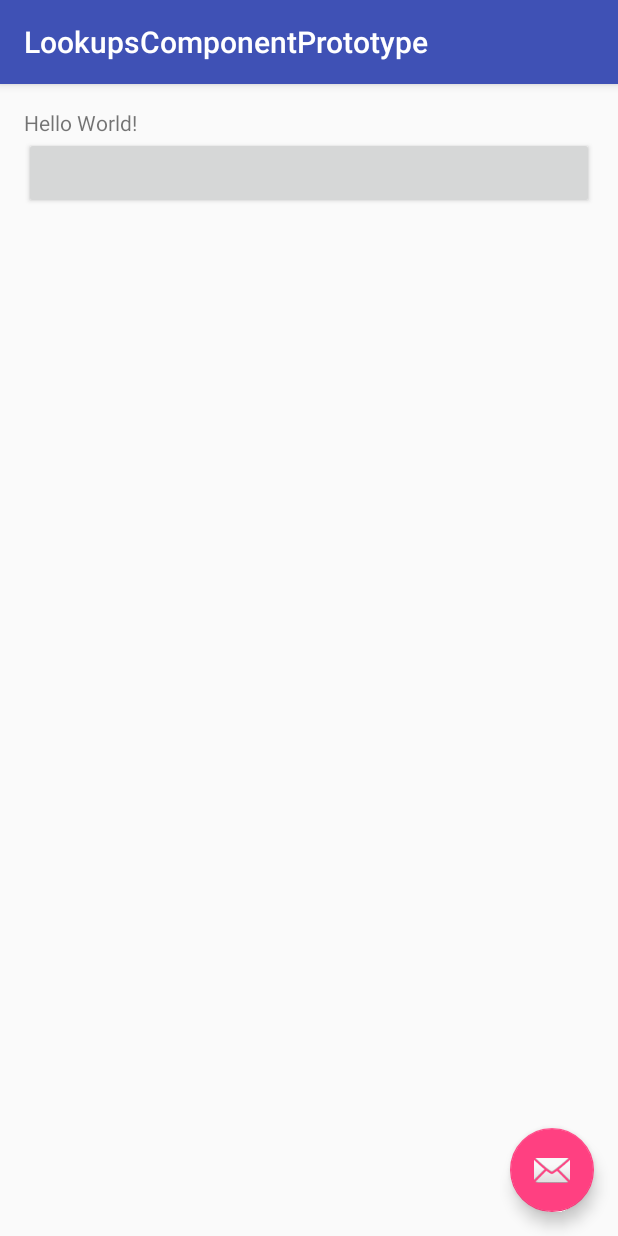
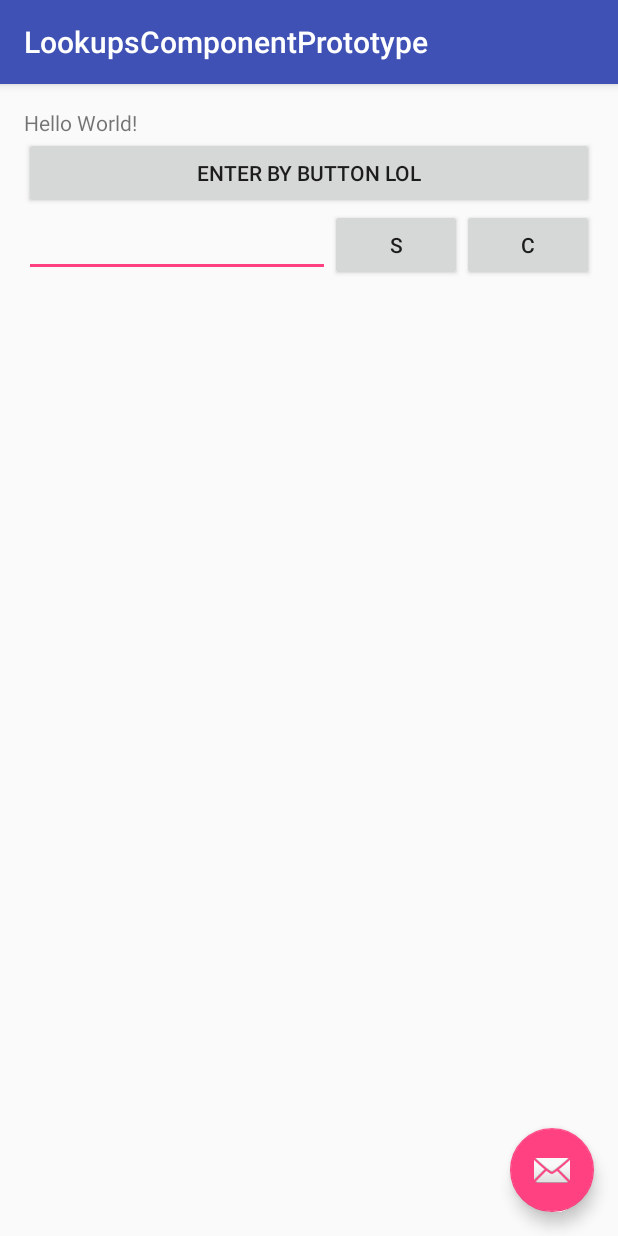
Before and after one commit to Aetherna/LookupsComponentPrototype, an Android app: the screen it shows after launch (MainActivity), on a phone screen of 412 x 824 dp. Run offline under Robolectric (Android 15) with nearby library versions, the phone set to English and light mode, and no system bars; our stand-ins replace ButterKnife; libraries missing offline, so code that uses them is left out: de.greenrobot.event, rx.android.schedulers, rx.functions; 1 statement that could not run was skipped.

Commit message:
Entry Component communication by EvenBus + validation

```diff
--- a/app/src/main/java/com/example/marta/lookupscomponentprototype/MainActivity.java
+++ b/app/src/main/java/com/example/marta/lookupscomponentprototype/MainActivity.java
@@ -4,8 +4,10 @@ import android.os.Bundle;
 import android.support.v7.app.AppCompatActivity;
 import android.support.v7.widget.Toolbar;
 import android.view.View;
+import android.view.ViewGroup;
 import android.widget.Button;
 
+import com.example.marta.lookupscomponentprototype.entrycomponent.location.LocationEntry;
 import com.example.marta.lookupscomponentprototype.mutientrycomponent.location.LocationLookupsComponent;
 import com.example.marta.lookupscomponentprototype.mutientrycomponent.location.LocationModel;
 
@@ -16,6 +18,7 @@ public class MainActivity extends AppCompatActivity {
     private Button addLookup;
 
     private LocationLookupsComponent lookupsComponent;
+    private ViewGroup thisViewGroup;
 
 
     @Override
@@ -24,21 +27,33 @@ public class MainActivity extends AppCompatActivity {
         setContentView(R.layout.activity_main);
         Toolbar toolbar = (Toolbar) findViewById(R.id.toolbar);
         setSupportActionBar(toolbar);
-        View container = findViewById(R.id.content_main);
 
-        lookupsComponent = new LocationLookupsComponent(container);
+        thisViewGroup = (ViewGroup) findViewById(R.id.content_main);
 
+        setupEntry();
+        setupLookups();
+        setupButton();
+
+    }
+
+    private void setupEntry() {
+        LocationEntry locationEntry = new LocationEntry(this);
+        thisViewGroup.addView(locationEntry.getComponentView());
+    }
+
+    private void setupLookups() {
+        lookupsComponent = new LocationLookupsComponent(this);
+        thisViewGroup.addView(lookupsComponent.getComponentView());
+    }
+
+    private void setupButton() {
         addLookup = (Button) findViewById(R.id.add_lookup_test);
         addLookup.setOnClickListener(new View.OnClickListener() {
             @Override
             public void onClick(final View v) {
-
-
                 lookupsComponent.addItem(getRandom());
-
             }
         });
-
     }
 
     public LocationModel getRandom() {
--- /dev/null
+++ b/app/src/main/java/com/example/marta/lookupscomponentprototype/entrycomponent/base/EntryComponent.java
@@ -0,0 +1,60 @@
+package com.example.marta.lookupscomponentprototype.entrycomponent.base;
+
+import android.content.Context;
+import android.view.View;
+
+import java.util.concurrent.TimeUnit;
+
+import de.greenrobot.event.EventBus;
+import rx.Observable;
+import rx.Scheduler;
+import rx.Subscription;
+import rx.android.schedulers.AndroidSchedulers;
+import rx.functions.Action1;
+
+/**
+ * Created by Aetherna on 2015-12-01.
+ */
+public abstract class EntryComponent<T> implements EntryComponentUIListener {
+
+    EntryComponentUI entryComponentUI;
+    private Subscription ob;
+
+    public EntryComponent(Context context) {
+        entryComponentUI = new EntryComponentUI(context, this);
+    }
+
+    public void onTextEnteredSomehow(String textValue) {
+
+        entryComponentUI.showValidationInProgress();
+
+        if (ob != null && !ob.isUnsubscribed()) {// cancel previous task if running
+            ob.unsubscribe();
+        }
+
+        ob = Observable.just(findSuchItem(textValue))
+                .delay(1, TimeUnit.SECONDS)
+                .observeOn(AndroidSchedulers.mainThread())
+                .subscribe(new Action1<T>() {
+                    @Override
+                    public void call(T item) {
+
+                        if (item != null) {
+                            EventBus.getDefault().post(item);
+                            entryComponentUI.hideValidation();
+
+                        } else {
+                            entryComponentUI.showValidationError("No such item :<");
+                        }
+                        entryComponentUI.hideValidation();
+                    }
+                });
+    }
+
+    protected abstract T findSuchItem(String textValue);
+
+
+    public View getComponentView() {
+        return entryComponentUI.getView();
+    }
+}
--- /dev/null
+++ b/app/src/main/java/com/example/marta/lookupscomponentprototype/entrycomponent/base/EntryComponentUI.java
@@ -0,0 +1,99 @@
+package com.example.marta.lookupscomponentprototype.entrycomponent.base;
+
+import android.content.Context;
+import android.text.Editable;
+import android.text.TextUtils;
+import android.text.TextWatcher;
+import android.view.KeyEvent;
+import android.view.LayoutInflater;
+import android.view.View;
+import android.widget.Button;
+import android.widget.EditText;
+import android.widget.ProgressBar;
+import android.widget.TextView;
+
+import com.example.marta.lookupscomponentprototype.R;
+import com.example.marta.lookupscomponentprototype.entrycomponent.base.EntryComponentUIListener;
+
+import java.util.Random;
+
+import butterknife.Bind;
+import butterknife.ButterKnife;
+import butterknife.OnClick;
+
+/**
+ * Created by Aetherna on 2015-12-01.
+ */
+public class EntryComponentUI {
+
+    private final View view;
+    protected Context context;
+    protected EntryComponentUIListener uiListener;
+
+    @Bind(R.id.text_entry)
+    EditText textEntry;
+    @Bind(R.id.scan_entry)
+    Button cameraButton;
+    @Bind(R.id.search_entry)
+    Button searchButton;
+    @Bind(R.id.entry_validationInProgress)
+    ProgressBar validationInProgress;
+
+    public EntryComponentUI(Context context, EntryComponentUIListener uiListener) {
+        this.context = context;
+        this.uiListener = uiListener;
+        this.view = LayoutInflater.from(context).inflate(R.layout.entry_component, null);
+
+        ButterKnife.bind(this, view);
+
+        setupTextEntry();
+    }
+
+    private void setupTextEntry() {
+
+        textEntry.addTextChangedListener(new TextWatcher() {
+            @Override
+            public void beforeTextChanged(CharSequence charSequence, int i, int i1, int i2) {
+            }
+
+            @Override
+            public void onTextChanged(CharSequence charSequence, int i, int i1, int i2) {
+            }
+
+            @Override
+            public void afterTextChanged(Editable editable) {
+                if (TextUtils.isEmpty(editable)) {
+                    return;
+                }
+                uiListener.onTextEnteredSomehow(editable.toString());
+            }
+        });
+
+    }
+
+    @OnClick(R.id.scan_entry)
+    public void sendScannedValue() {
+        uiListener.onTextEnteredSomehow("ScannedValue " + new Random().nextInt(10));
+    }
+
+    @OnClick(R.id.search_entry)
+    public void sendSearchedValue() {
+        uiListener.onTextEnteredSomehow("SearchedValue " + new Random().nextInt(10));
+    }
+
+    void showValidationInProgress() {
+        validationInProgress.setVisibility(View.VISIBLE);
+    }
+
+    void hideValidation() {
+        validationInProgress.setVisibility(View.GONE);
+    }
+
+    void showValidationError(String error) {
+        textEntry.setError(error);
+    }
+
+    public View getView() {
+        return view;
+    }
+}
--- /dev/null
+++ b/app/src/main/java/com/example/marta/lookupscomponentprototype/entrycomponent/base/EntryComponentUIListener.java
@@ -0,0 +1,9 @@
+package com.example.marta.lookupscomponentprototype.entrycomponent.base;
+
+/**
+ * Created by Aetherna on 2015-12-01.
+ */
+public interface EntryComponentUIListener {
+
+    void onTextEnteredSomehow(String textValue);
+}
--- /dev/null
+++ b/app/src/main/java/com/example/marta/lookupscomponentprototype/entrycomponent/location/LocationEntry.java
@@ -0,0 +1,28 @@
+package com.example.marta.lookupscomponentprototype.entrycomponent.location;
+
+import android.content.Context;
+
+import com.example.marta.lookupscomponentprototype.entrycomponent.base.EntryComponent;
+import com.example.marta.lookupscomponentprototype.mutientrycomponent.location.LocationModel;
+
+/**
+ * Created by Aetherna on 2015-12-01.
+ */
+public class LocationEntry extends EntryComponent<LocationModel> {
+
+    public LocationEntry(Context context) {
+        super(context);
+    }
+
+    @Override // should be async work somewhere here
+    protected LocationModel findSuchItem(String textValue) {
+
+        if (textValue.contains("Error")) {
+            return null;
+        }
+        LocationModel model = new LocationModel();
+        model.setName(textValue);
+
+        return model;
+    }
+}
--- a/app/src/main/java/com/example/marta/lookupscomponentprototype/mutientrycomponent/base/LookupsComponentBase.java
+++ b/app/src/main/java/com/example/marta/lookupscomponentprototype/mutientrycomponent/base/LookupsComponentBase.java
@@ -1,7 +1,16 @@
 package com.example.marta.lookupscomponentprototype.mutientrycomponent.base;
+
+import android.content.Context;
+import android.view.LayoutInflater;
+import android.view.View;
+import android.view.ViewGroup;
+
+import com.example.marta.lookupscomponentprototype.R;
 
 import java.util.ArrayList;
 import java.util.List;
+
+import de.greenrobot.event.EventBus;
 
 /**
  * Created by Marta on 30/11/2015.
@@ -10,8 +19,25 @@ import java.util.List;
  */
 public abstract class LookupsComponentBase<T, S> {
 
+    protected Context context;
+    protected ViewGroup componentView;
+
+    public LookupsComponentBase(Context context) {
+        this.context = context;
+    }
+
     protected List<LookupBase<T, S>> lookups = new ArrayList<>();
 
-    protected abstract void addItem(T item);
+    protected abstract LookupBase getLookupFrom(T item);
 
+    public void addItem(T item){
+       lookups.add(getLookupFrom(item));
+    }
+
+    public View getComponentView() {
+        if (componentView == null) {
+            componentView = (ViewGroup) LayoutInflater.from(context).inflate(R.layout.lookups_container, null);
+        }
+        return componentView;
+    }
 }
--- a/app/src/main/java/com/example/marta/lookupscomponentprototype/mutientrycomponent/location/LocationLookupsComponent.java
+++ b/app/src/main/java/com/example/marta/lookupscomponentprototype/mutientrycomponent/location/LocationLookupsComponent.java
@@ -7,24 +7,28 @@ import android.view.ViewGroup;
 import com.example.marta.lookupscomponentprototype.R;
 import com.example.marta.lookupscomponentprototype.mutientrycomponent.base.LookupsComponentBase;
 
+import de.greenrobot.event.EventBus;
+
 
 /**
  * Created by Marta on 30/11/2015.
  */
 public class LocationLookupsComponent extends LookupsComponentBase<LocationModel, LocationLookupListener> {
 
-    private Context context;
-
-    private ViewGroup componentView;
-
-    public LocationLookupsComponent(final View containerView) {
-        this.context = containerView.getContext();
-        componentView = (ViewGroup) containerView.findViewById(R.id.LocationLookupsContainer);
+    public LocationLookupsComponent(Context context) {
+        super(context);
+        EventBus.getDefault().register(this);
     }
 
     @Override
-    public void addItem(final LocationModel item) {
+    protected LocationLookup getLookupFrom(final LocationModel item) {
         LocationLookup lookup = new LocationLookup(context, item, componentView);
-        lookups.add(lookup);
+        return lookup;
     }
+
+
+    public void onEvent(LocationModel event) {
+        addItem(event);
+    }
+
 }
--- a/app/src/main/res/layout/content_main.xml
+++ b/app/src/main/res/layout/content_main.xml
@@ -23,13 +23,7 @@
     <Button
         android:id="@+id/add_lookup_test"
         android:layout_width="match_parent"
-        android:layout_height="wrap_content"/>
-
-    <LinearLayout
-        android:id="@+id/LocationLookupsContainer"
-        android:layout_width="match_parent"
-        android:layout_height="match_parent"
-        android:orientation="vertical"/>
-
+        android:layout_height="wrap_content"
+        android:text="Enter By Button lol"/>
 
 </LinearLayout>
--- /dev/null
+++ b/app/src/main/res/layout/entry_component.xml
@@ -0,0 +1,43 @@
+<?xml version="1.0" encoding="utf-8"?>
+<RelativeLayout xmlns:android="http://schemas.android.com/apk/res/android"
+    android:layout_width="match_parent"
+    android:layout_height="wrap_content">
+
+    <EditText
+        android:id="@+id/text_entry"
+        android:layout_width="wrap_content"
+        android:layout_height="wrap_content"
+        android:layout_alignParentLeft="true"
+        android:layout_alignParentStart="true"
+        android:layout_toLeftOf="@+id/search_entry"
+        android:layout_toStartOf="@+id/search_entry"
+        android:gravity="bottom" />
+
+    <Button
+        android:id="@+id/search_entry"
+        android:layout_width="wrap_content"
+        android:layout_height="wrap_content"
+        android:layout_toLeftOf="@+id/scan_entry"
+        android:layout_toStartOf="@+id/scan_entry"
+        android:text="S" />
+
+    <Button
+        android:id="@+id/scan_entry"
+        android:layout_width="wrap_content"
+        android:layout_height="wrap_content"
+        android:layout_alignParentEnd="true"
+        android:layout_alignParentRight="true"
+        android:text="C" />
+
+    <ProgressBar
+        android:id="@+id/entry_validationInProgress"
+        style="@android:style/Widget.ProgressBar.Small"
+        android:layout_width="wrap_content"
+        android:layout_height="wrap_content"
+        android:layout_alignEnd="@+id/text_entry"
+        android:layout_alignRight="@+id/text_entry"
+        android:layout_centerVertical="true"
+        android:indeterminate="true"
+        android:visibility="gone" />
+
+</RelativeLayout>
```
Also changed, not shown: app/build.gradle (+13 -0 lines), app/src/main/res/layout/entry_lookup.xml (+0 -8 lines), app/src/main/res/layout/lookups_container.xml (added, +7 -0 lines).
